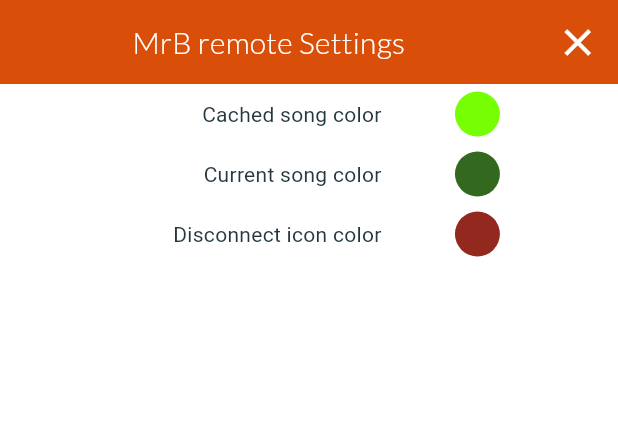
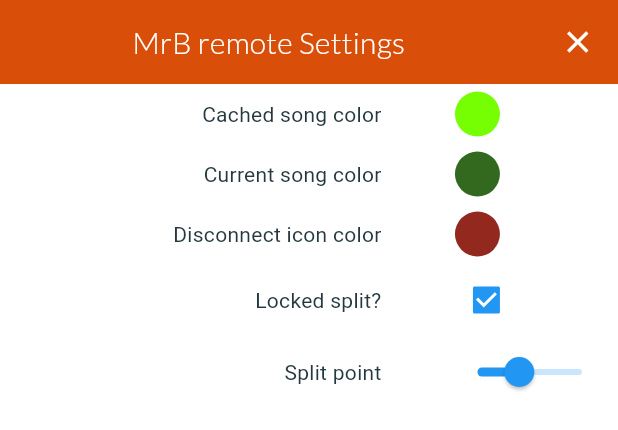
Before and after one commit to martin-grannis/layout_for_pp6, a Flutter app: the Settings widget shown alone on an empty page, opened directly, on a phone screen of 412 x 824 dp. Shown: the top 430 px of the screen. Run offline on Flutter 3.47's test engine with Material 2 defaults, Android fonts, the phone set to English and light mode, and no system bars; our stand-ins replace bloc, easy_debounce, equatable, flutter_bloc, flutter_colorpicker, flutter_secure_storage and 5 more; missing offline and left inert: chalkdart, confirm_dialog, multi_split_view; accounts and stored records are empty; Roboto replaces fonts that are missing (Outfit).

Commit message:
basic settings about there for now

```diff
--- a/lib/bits_and_pieces/custom_app_bar2.dart
+++ b/lib/bits_and_pieces/custom_app_bar2.dart
@@ -245,7 +245,8 @@ class AppBarContent extends StatelessWidget {
                               ),
 
                     //height: 500,
-                    width: MediaQuery.of(context).size.width*.6,
+                    //width: MediaQuery.of(context).size.width*.4,
+                    width: 350,
                    // color: Colors.white,
                     child: new Column(
                       children: <Widget>[
--- a/lib/bits_and_pieces/settingsWidgetHeaderBar.dart
+++ b/lib/bits_and_pieces/settingsWidgetHeaderBar.dart
@@ -12,7 +12,7 @@ class SettingsWidgetHeaderBar extends StatelessWidget {
         color: Color(0xFFD94E08),
       ),
       child: Row(
-        mainAxisSize: MainAxisSize.max,
+        mainAxisSize: MainAxisSize.min,
         mainAxisAlignment: MainAxisAlignment.spaceAround,
         children: [
           Expanded(
@@ -24,30 +24,30 @@ class SettingsWidgetHeaderBar extends StatelessWidget {
                   mainAxisSize: MainAxisSize.max,
                   children: [
                     Container(
-                      width: double.infinity,
+                      //width: double.infinity,
                       height: 56,
                       decoration: BoxDecoration(
                         color: Color(0xFFD94E08),
                       ),
                       child: Row(
-                        mainAxisSize: MainAxisSize.max,
+                        //mainAxisSize: MainAxisSize.min,
                         mainAxisAlignment: MainAxisAlignment.spaceAround,
                         children: [
                           Expanded(
-                            flex: 20,
+                            flex: 2,
                             child: Column(
                               mainAxisSize: MainAxisSize.min,
                               mainAxisAlignment: MainAxisAlignment.center,
                               crossAxisAlignment: CrossAxisAlignment.center,
-                              children: [
+                              children: const [
                                 Text(
                                   'MrB remote Settings',
                                   style: TextStyle(
-                                        fontFamily: 'Lato',
-                                        color: Colors.white,
-                                        fontSize: 20,
-                                        fontWeight: FontWeight.w300,
-                                      ),
+                                    fontFamily: 'Lato',
+                                    color: Colors.white,
+                                    fontSize: 20,
+                                    fontWeight: FontWeight.w300,
+                                  ),
                                 ),
                               ],
                             ),
@@ -66,10 +66,13 @@ class SettingsWidgetHeaderBar extends StatelessWidget {
               mainAxisSize: MainAxisSize.max,
               mainAxisAlignment: MainAxisAlignment.center,
               children: [
-                Icon(
-                  Icons.close,
+                IconButton(
+                  onPressed: () {
+                    Navigator.pop(context);
+                  },
+                  icon: Icon(Icons.close),
                   color: Colors.white,
-                  size: 30,
+                  //size: 30,
                 ),
               ],
             ),
--- a/lib/dialogs/settings.dart
+++ b/lib/dialogs/settings.dart
@@ -4,7 +4,7 @@ import 'package:pp6_layout/bits_and_pieces/settingsWidgetHeaderBar.dart';
 import 'package:shared_preferences/shared_preferences.dart';
 
 class Settings extends StatefulWidget {
-  Settings({Key? key}) : super(key: key);
+  const Settings({Key? key}) : super(key: key);
 
   @override
   State<Settings> createState() => _SettingsState();
@@ -17,7 +17,7 @@ class _SettingsState extends State<Settings> {
   int _currentSongColor = 0;
   int _disconnectIconColor = 0;
   bool _lockedSplit = true;
-  int _splitPoint = 40;
+  double _splitPoint = 40;
 
 // ValueChanged<Color> callback
   void changeColor(Color color) {
@@ -31,13 +31,13 @@ class _SettingsState extends State<Settings> {
     loadPrefs();
   }
 
-  Future<Null> loadPrefs() async {
+  Future<void> loadPrefs() async {
     prefs = await SharedPreferences.getInstance();
     _cachedSongColor = prefs.getInt('_cachedSongColor') ?? 0xFF76FF03;
     _currentSongColor = prefs.getInt('_currentSongColor') ?? 0xff33691e;
     _disconnectIconColor = prefs.getInt('_disconnectIconColor') ?? 0xff93291e;
     _lockedSplit = prefs.getBool('_lockedSplit') ?? true;
-    _splitPoint = prefs.getInt('_splitPoint') ?? 40;
+    _splitPoint = prefs.getDouble('_splitPoint') ?? 40;
     setState(() {});
   }
 
@@ -212,8 +212,8 @@ class _SettingsState extends State<Settings> {
                                       update_disconnectIconColor)
                                   .then((exit) {
                                 if (exit) {
-                                  savePrefInt(
-                                      "_disconnectIconColor", _disconnectIconColor);
+                                  savePrefInt("_disconnectIconColor",
+                                      _disconnectIconColor);
                                 } else {
                                   setState(
                                       () => _disconnectIconColor = savedColor);
@@ -236,7 +236,90 @@ class _SettingsState extends State<Settings> {
                   ),
                 ),
               ],
+            ),
+            Row(
+              mainAxisSize: MainAxisSize.max,
+              mainAxisAlignment: MainAxisAlignment.spaceEvenly,
+              children: [
+                Expanded(
+                  flex: 5,
+                  child: Padding(
+                    padding: EdgeInsetsDirectional.fromSTEB(0, 0, 40, 0),
+                    child: Column(
+                      mainAxisSize: MainAxisSize.max,
+                      crossAxisAlignment: CrossAxisAlignment.end,
+                      children: const [
+                        Text(
+                          'Locked split?',
+                          textAlign: TextAlign.start,
+                        ),
+                      ],
+                    ),
+                  ),
+                ),
+                Expanded(
+                  flex: 2,
+                  child: Padding(
+                      padding: EdgeInsetsDirectional.fromSTEB(6, 0, 0, 0),
+                      child: Align(
+                        alignment: AlignmentDirectional(-1, 0),
+                        child: Checkbox(
+                          value: _lockedSplit,
+                          onChanged: (val) {
+                            setState(() => _lockedSplit = val!);
+                            this.prefs.setBool("_lockedSplit", val!);
+                          },
+                        ),
+                      )),
+                ),
+              ],
+            ),
+
+
+            Visibility(
+              visible: _lockedSplit,
+              child: Row(
+                mainAxisSize: MainAxisSize.max,
+                mainAxisAlignment: MainAxisAlignment.spaceEvenly,
+                children: [
+                  Expanded(
+                    flex: 5,
+                    child: Padding(
+                      padding: EdgeInsetsDirectional.fromSTEB(0, 0, 40, 0),
+                      child: Column(
+                        mainAxisSize: MainAxisSize.max,
+                        crossAxisAlignment: CrossAxisAlignment.end,
+                        children: const [
+                          Text(
+                            'Split point',
+                            textAlign: TextAlign.start,
+                          ),
+                        ],
+                      ),
+                    ),
+                  ),
+                  Expanded(
+                    flex: 2,
+                    child: Padding(
+                        padding: EdgeInsetsDirectional.fromSTEB(0, 0, 0, 0),
+                        child: Align(
+                          alignment: AlignmentDirectional(-1, 0),
+                          child: Slider.adaptive(
+                            max: 100,
+                            min: 0,
+                            value: _splitPoint,
+                            onChanged: (val) {
+                              setState(() => _splitPoint = val);
+                              this.prefs.setDouble("_splitPoint", val);
+                            },
+                          ),
+                        )),
+                  ),
+                ],
+              ),
             )
+
+
           ],
         ));
   }
@@ -245,21 +328,18 @@ class _SettingsState extends State<Settings> {
     setState(() {
       _cachedSongColor = value!;
     });
-
   }
 
   void update_currentSongColor(int? value) {
     setState(() {
       _currentSongColor = value!;
     });
-
   }
 
-    void update_disconnectIconColor(int? value) {
+  void update_disconnectIconColor(int? value) {
     setState(() {
       _disconnectIconColor = value!;
     });
-
   }
 
   Future<dynamic> showColorDialog(BuildContext context, int initialColor,
```
